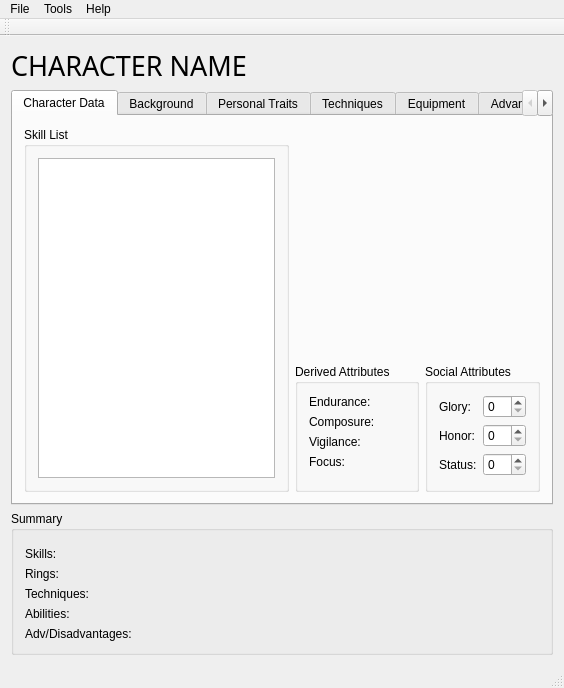
dashnine/PaperBlossoms, file PaperBlossoms/ui/mainwindow.ui: the form before one commit.
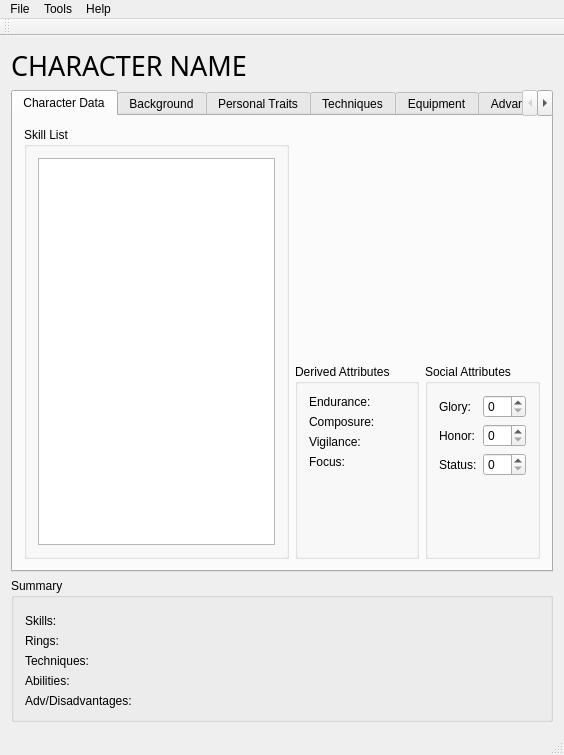
The form after the commit. Custom widgets are drawn as their Qt base class.

```diff
--- a/PaperBlossoms/ui/mainwindow.ui
+++ b/PaperBlossoms/ui/mainwindow.ui
@@ -7,7 +7,7 @@
     <x>0</x>
     <y>0</y>
     <width>564</width>
-    <height>648</height>
+    <height>755</height>
    </rect>
   </property>
   <property name="windowTitle">
```
Left out of the diff: 9 changed lines with no effect on the pictures.
